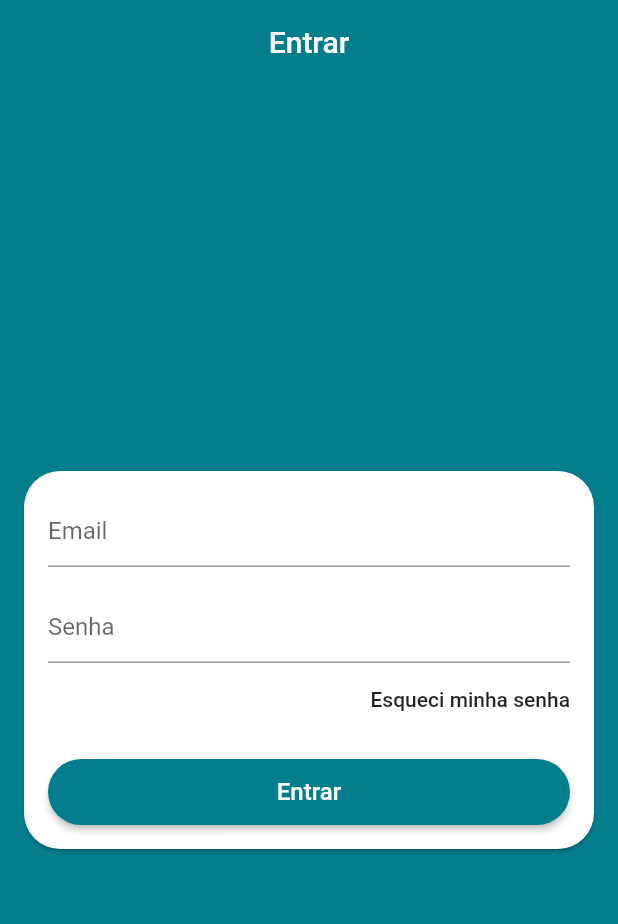
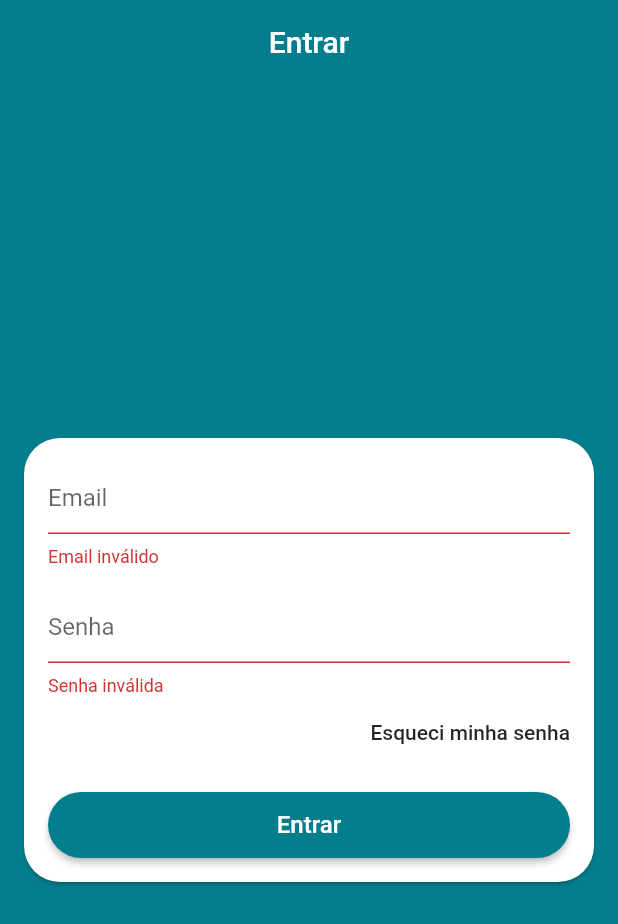
Before and after one commit to davsantos13/loja_online, a Flutter app: the screen it shows after launch, after a tap on "Entrar", on a phone screen of 412 x 824 dp. Shown: the top 924 px of the screen. Run offline on Flutter 3.47's test engine with Material 2 defaults, Android fonts, the light colour scheme and no system bars; our stand-ins replace cloud_firestore, firebase_auth; accounts and stored records are empty.

Commit message:
implementando ui de login

```diff
--- /dev/null
+++ b/lib/helpers/firebase_errors.dart
@@ -0,0 +1,33 @@
+String getError(String code) {
+  switch (code) {
+    case 'ERROR_WEAK_PASSWORD':
+      return 'Sua senha é muito fraca';
+
+    case 'ERROR_INVALID_EMAIL':
+      return 'Email inválido';
+
+    case 'ERROR_EMAIL_ALREADY_IN_USE':
+      return 'Email já está em uso';
+
+    case 'ERROR_INVALID_CREDENTIAL':
+      return 'Email ou senha incorretos';
+
+    case 'ERROR_WRONG_PASSWORD':
+      return 'Email ou senha incorretos';
+
+    case 'ERROR_USER_NOT_FOUND':
+      return 'Não há usuário com este email';
+
+    case 'ERROR_USER_DISABLED':
+      return 'Usuário desativado';
+
+    case 'ERROR_TOO_MANY_REQUESTS':
+      return 'Muitas solicitações. Tente mais tarde';
+
+    case 'ERROR_OPERATION_NOT_ALLOWED':
+      return 'Operação não permitida';
+
+    default:
+      return 'Um erro indefinido ocorreu';
+  }
+}
--- a/lib/main.dart
+++ b/lib/main.dart
@@ -1,6 +1,8 @@
 import 'package:cloud_firestore/cloud_firestore.dart';
 import 'package:flutter/material.dart';
+import 'package:loja_virt/resources/user_manager.dart';
 import 'package:loja_virt/screens/base/base_screen.dart';
+import 'package:provider/provider.dart';
 
 void main() {
   runApp(MyApp());
@@ -9,7 +11,9 @@ void main() {
 class MyApp extends StatelessWidget {
   @override
   Widget build(BuildContext context) {
-    return MaterialApp(
+    return ChangeNotifierProvider(
+      create: (_) => UserManager(),
+      child: MaterialApp(
         debugShowCheckedModeBanner: false,
         title: 'Loja Virtual',
         theme: ThemeData(
@@ -19,6 +23,7 @@ class MyApp extends StatelessWidget {
           visualDensity: VisualDensity.adaptivePlatformDensity,
         ),
         home: BaseScreen(),
+      ),
     );
   }
 }
--- /dev/null
+++ b/lib/models/user.dart
@@ -0,0 +1,6 @@
+class User {
+  String email;
+  String senha;
+
+  User({this.email, this.senha});
+}
--- /dev/null
+++ b/lib/resources/user_manager.dart
@@ -0,0 +1,30 @@
+import 'package:firebase_auth/firebase_auth.dart';
+import 'package:flutter/cupertino.dart';
+import 'package:flutter/services.dart';
+import 'package:loja_virt/helpers/firebase_errors.dart';
+import 'package:loja_virt/models/user.dart';
+
+class UserManager extends ChangeNotifier {
+  final FirebaseAuth auth = FirebaseAuth.instance;
+
+  bool loading = false;
+
+  Future<void> signIn({User user, Function onFail, Function onSuccess}) async {
+    try {
+      setLoading(true);
+      final AuthResult result = await auth.signInWithEmailAndPassword(
+          email: user.email, password: user.senha);
+
+      onSuccess();
+    } on PlatformException catch (e) {
+      onFail(getError(e.code));
+    }
+
+    setLoading(false);
+  }
+
+  void setLoading(bool value) {
+    loading = value;
+    notifyListeners();
+  }
+}
--- a/lib/screens/login/login_screen.dart
+++ b/lib/screens/login/login_screen.dart
@@ -1,8 +1,18 @@
 import 'package:flutter/material.dart';
+import 'package:loja_virt/helpers/validators.dart';
+import 'package:loja_virt/models/user.dart';
+import 'package:loja_virt/resources/user_manager.dart';
+import 'package:provider/provider.dart';
 
 class LoginScreen extends StatelessWidget {
+  final GlobalKey<FormState> formKey = GlobalKey<FormState>();
+  final GlobalKey<ScaffoldState> scaffoldKey = GlobalKey<ScaffoldState>();
+  TextEditingController emailController = TextEditingController();
+  TextEditingController senhaController = TextEditingController();
+
   Widget build(BuildContext context) {
     return Scaffold(
+        key: scaffoldKey,
         appBar: AppBar(
           title: Text('Entrar'),
           centerTitle: true,
@@ -12,17 +22,26 @@ class LoginScreen extends StatelessWidget {
           shape: RoundedRectangleBorder(
               borderRadius: BorderRadius.all(Radius.circular(24))),
           margin: EdgeInsets.symmetric(horizontal: 16),
-          child: ListView(
+          child: Form(
+              key: formKey,
+              child: Consumer<UserManager>(
+                builder: (_, userManager, __) {
+                  return ListView(
                     padding: EdgeInsets.all(16),
                     shrinkWrap: true,
                     children: [
                       TextFormField(
+                        enabled: !userManager.loading,
+                        controller: emailController,
                         decoration: InputDecoration(
                           hintText: 'Email',
                         ),
                         keyboardType: TextInputType.emailAddress,
                         autocorrect: false,
                         validator: (email) {
+                          if (!emailValido(email)) {
+                            return 'Email inválido';
+                          }
                           return null;
                         },
                       ),
@@ -30,6 +49,8 @@ class LoginScreen extends StatelessWidget {
                         height: 16,
                       ),
                       TextFormField(
+                        enabled: !userManager.loading,
+                        controller: senhaController,
                         obscureText: true,
                         decoration: InputDecoration(
                           hintText: 'Senha',
@@ -57,18 +78,46 @@ class LoginScreen extends StatelessWidget {
                       SizedBox(
                         height: 44,
                         child: RaisedButton(
-                  onPressed: () {},
+                          onPressed: userManager.loading
+                              ? null
+                              : () {
+                                  if (formKey.currentState.validate()) {
+                                    context.read<UserManager>().signIn(
+                                        user: User(
+                                            email: emailController.text,
+                                            senha: senhaController.text),
+                                        onFail: (e) {
+                                          scaffoldKey.currentState
+                                              .showSnackBar(SnackBar(
+                                            content: Text(e),
+                                            backgroundColor: Colors.red,
+                                          ));
+                                        },
+                                        onSuccess: () {});
+                                  }
+                                },
                           color: Theme.of(context).primaryColor,
-                  child: Text(
+                          disabledColor:
+                              Theme.of(context).primaryColor.withAlpha(100),
+                          child: userManager.loading
+                              ? CircularProgressIndicator(
+                                  valueColor:
+                                      AlwaysStoppedAnimation(Colors.white),
+                                )
+                              : Text(
                                   'Entrar',
-                    style: TextStyle(fontSize: 16, color: Colors.white),
+                                  style: TextStyle(
+                                      fontSize: 16, color: Colors.white),
                                 ),
                           shape: RoundedRectangleBorder(
-                      borderRadius: BorderRadius.all(Radius.circular(32))),
+                              borderRadius:
+                                  BorderRadius.all(Radius.circular(32))),
                         ),
                       )
                     ],
-          ),
+                  );
+                },
+              )),
         )));
   }
 }
```
Lines whose indentation alone changed are shown as unchanged.
